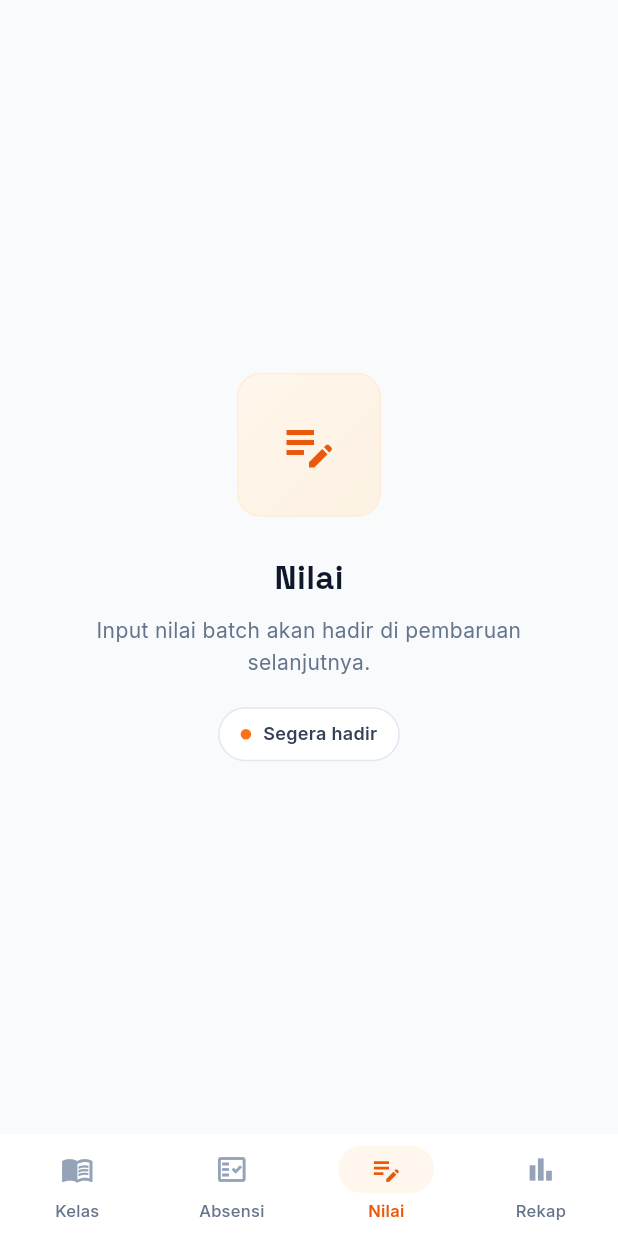
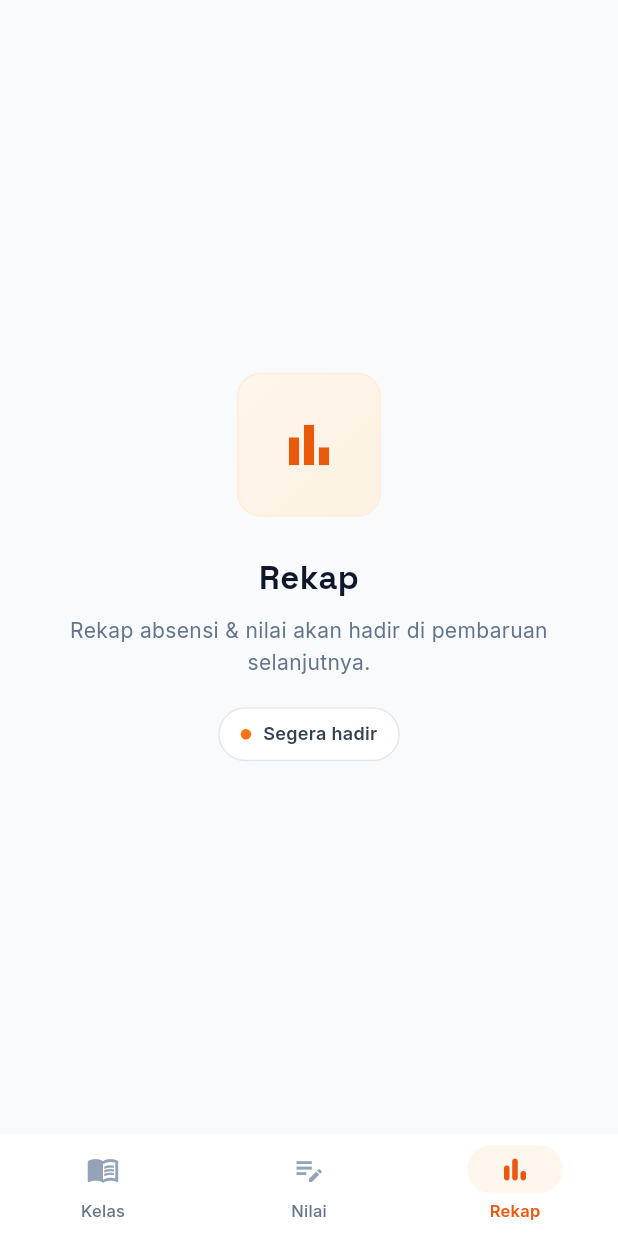
Before and after one commit to imnatann/floz-sdn-kelapadua-iv, a Flutter app: the TeacherShell screen opened by its route, item 3 of the bottom bar chosen, on a phone screen of 412 x 824 dp. Run offline on Flutter 3.47's test engine with Material 3 defaults, Android fonts, the phone set to English and light mode, and no system bars; our stand-ins replace cached_network_image, dio, flutter_riverpod, flutter_secure_storage, flutter_svg, go_router and 4 more; accounts and stored records are empty; network calls fail.

Commit message:
fix(mobile/teacher): remove redundant Absensi tab, keep 3 tabs (Kelas/Nilai/Rekap)

```diff
--- a/floz_mobile/lib/features/teacher/shared/widgets/teacher_shell.dart
+++ b/floz_mobile/lib/features/teacher/shared/widgets/teacher_shell.dart
@@ -15,7 +15,6 @@ class _TeacherShellState extends ConsumerState<TeacherShell> {
 
   static const _tabs = <_TeacherTab>[
     _TeacherTab(label: 'Kelas', icon: Icons.menu_book_outlined, activeIcon: Icons.menu_book_rounded),
-    _TeacherTab(label: 'Absensi', icon: Icons.fact_check_outlined, activeIcon: Icons.fact_check_rounded),
     _TeacherTab(label: 'Nilai', icon: Icons.edit_note_outlined, activeIcon: Icons.edit_note),
     _TeacherTab(label: 'Rekap', icon: Icons.bar_chart_outlined, activeIcon: Icons.bar_chart_rounded),
   ];
@@ -23,9 +22,8 @@ class _TeacherShellState extends ConsumerState<TeacherShell> {
   Widget _buildTab(int index) {
     return switch (index) {
       0 => const ClassesListScreen(),
-      1 => const ClassesListScreen(), // Same class list — teacher picks class → meeting → input absen
-      2 => const TabPlaceholder(title: 'Nilai', subtitle: 'Input nilai batch akan hadir di pembaruan selanjutnya.', icon: Icons.edit_note_outlined),
-      3 => const TabPlaceholder(title: 'Rekap', subtitle: 'Rekap absensi & nilai akan hadir di pembaruan selanjutnya.', icon: Icons.bar_chart_outlined),
+      1 => const TabPlaceholder(title: 'Nilai', subtitle: 'Input nilai batch akan hadir di pembaruan selanjutnya.', icon: Icons.edit_note_outlined),
+      2 => const TabPlaceholder(title: 'Rekap', subtitle: 'Rekap absensi & nilai akan hadir di pembaruan selanjutnya.', icon: Icons.bar_chart_outlined),
       _ => const SizedBox.shrink(),
     };
   }
```
